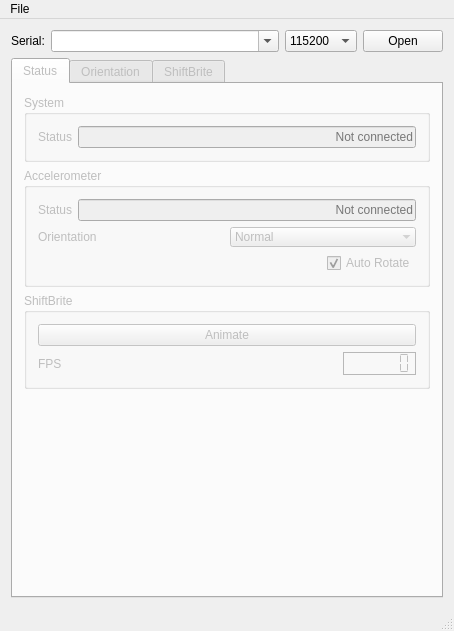
Above: mainwindow.ui from sevenbitbyte/tinkerland before the change. Below: the same form after it.
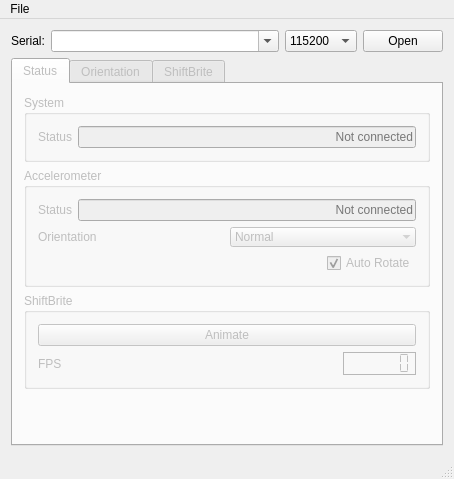
That is the form after the change.

Patch:
```diff
--- a/mainwindow.ui
+++ b/mainwindow.ui
@@ -7,7 +7,7 @@
     <x>0</x>
     <y>0</y>
     <width>454</width>
-    <height>631</height>
+    <height>479</height>
    </rect>
   </property>
   <property name="windowTitle">
```
